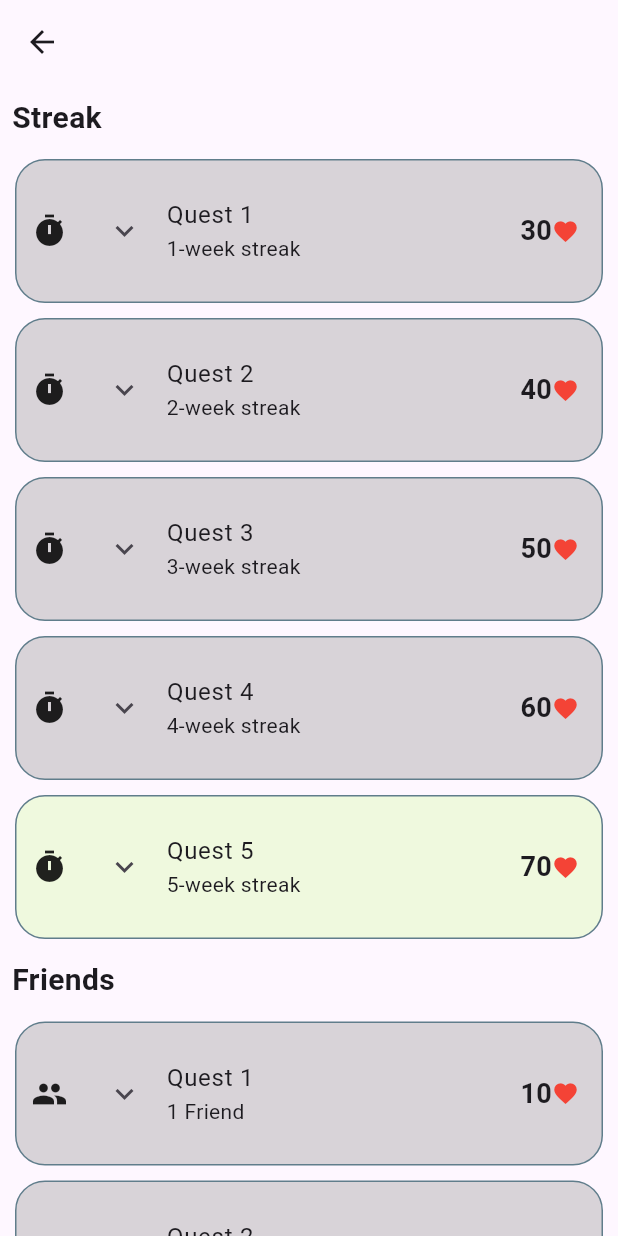
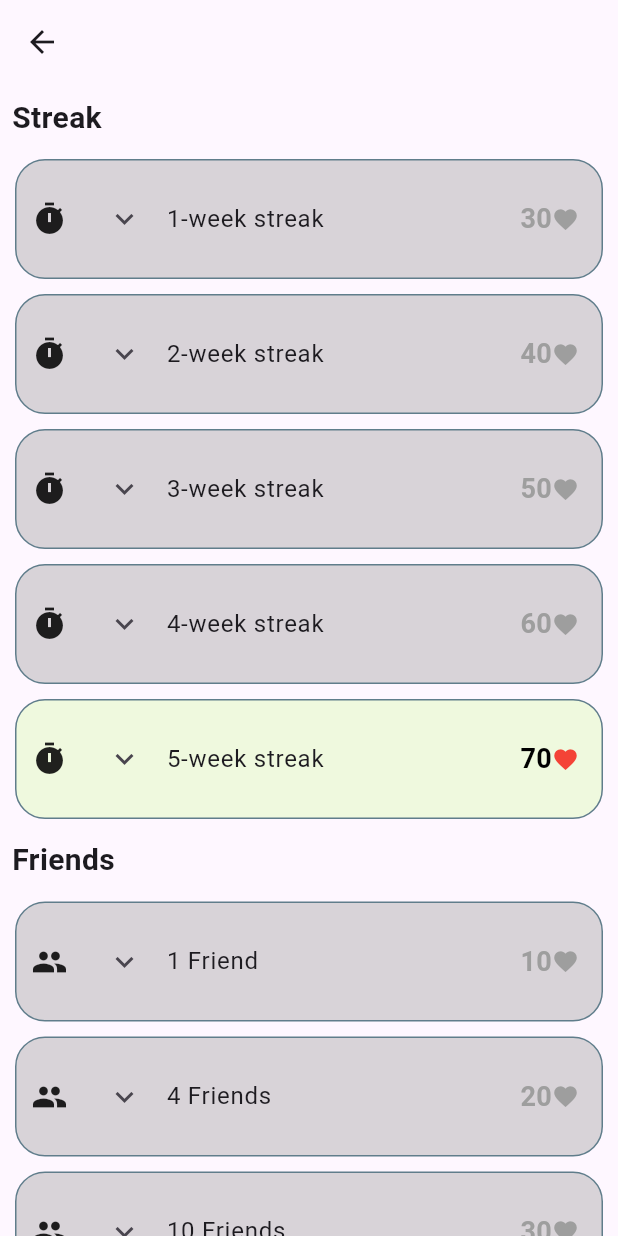
Before and after one commit to pedrotemtem/lifepulse, a Flutter app: the Quests screen opened directly, on a phone screen of 412 x 824 dp. Run offline on Flutter 3.47's test engine with Material 3 defaults, Android fonts, the phone set to English and light mode, and no system bars.

Commit message:
Greyed out hearts after completion

```diff
--- a/lib/states/quests.dart
+++ b/lib/states/quests.dart
@@ -22,24 +22,24 @@ class ExpansionTileExample extends StatefulWidget {
 class _ExpansionTileExampleState extends State<ExpansionTileExample> {
   final List<Map<String, dynamic>> _quests = [
     // Streak group - increasing streak goals
-    {'title': 'Quest 1', 'subtitle': '1-week streak', 'description': 'Complete the 30-minute timer 7 days in a row!', 'icon': Icons.timer, 'group': 'Streak', 'hearts': 30},
-    {'title': 'Quest 2', 'subtitle': '2-week streak', 'description': 'Complete 10 exercises in two weeks!', 'icon': Icons.timer, 'group': 'Streak', 'hearts': 40},
-    {'title': 'Quest 3', 'subtitle': '3-week streak', 'description': 'Complete 15 exercises in three weeks!', 'icon': Icons.timer, 'group': 'Streak', 'hearts': 50},
-    {'title': 'Quest 4', 'subtitle': '4-week streak', 'description': 'Complete 20 exercises in four weeks!', 'icon': Icons.timer, 'group': 'Streak', 'hearts': 60},
-    {'title': 'Quest 5', 'subtitle': '5-week streak', 'description': 'Complete 25 exercises in five weeks!', 'icon': Icons.timer, 'group': 'Streak', 'hearts': 70},
+    {'title': '1-week streak', 'description': 'Complete the 30-minute timer 7 days in a row!', 'icon': Icons.timer, 'group': 'Streak', 'hearts': 30},
+    {'title': '2-week streak', 'description': 'Complete 10 exercises in two weeks!', 'icon': Icons.timer, 'group': 'Streak', 'hearts': 40},
+    {'title': '3-week streak', 'description': 'Complete 15 exercises in three weeks!', 'icon': Icons.timer, 'group': 'Streak', 'hearts': 50},
+    {'title': '4-week streak', 'description': 'Complete 20 exercises in four weeks!', 'icon': Icons.timer, 'group': 'Streak', 'hearts': 60},
+    {'title': '5-week streak', 'description': 'Complete 25 exercises in five weeks!', 'icon': Icons.timer, 'group': 'Streak', 'hearts': 70},
 
     // Friends group - increasing friends goals
-    {'title': 'Quest 1', 'subtitle': '1 Friend', 'description': 'Add your first friend to the app!', 'icon': Icons.group, 'group': 'Friends', 'hearts': 10},
-    {'title': 'Quest 2', 'subtitle': '4 Friends', 'description': 'Add 4 friends to the app!', 'icon': Icons.group, 'group': 'Friends', 'hearts': 20},
-    {'title': 'Quest 3', 'subtitle': '10 Friends', 'description': 'Add 10 friends to the app!', 'icon': Icons.group, 'group': 'Friends', 'hearts': 30},
-    {'title': 'Quest 4', 'subtitle': '15 Friends', 'description': 'Add 15 friends to the app!', 'icon': Icons.group, 'group': 'Friends', 'hearts': 40},
-    {'title': 'Quest 5', 'subtitle': '20 Friends', 'description': 'Add 20 friends to the app!', 'icon': Icons.group, 'group': 'Friends', 'hearts': 50},
+    {'title': '1 Friend', 'description': 'Add your first friend to the app!', 'icon': Icons.group, 'group': 'Friends', 'hearts': 10},
+    {'title': '4 Friends', 'description': 'Add 4 friends to the app!', 'icon': Icons.group, 'group': 'Friends', 'hearts': 20},
+    {'title': '10 Friends', 'description': 'Add 10 friends to the app!', 'icon': Icons.group, 'group': 'Friends', 'hearts': 30},
+    {'title': '15 Friends', 'description': 'Add 15 friends to the app!', 'icon': Icons.group, 'group': 'Friends', 'hearts': 40},
+    {'title': '20 Friends', 'description': 'Add 20 friends to the app!', 'icon': Icons.group, 'group': 'Friends', 'hearts': 50},
 
     // Health group - New health-related quests
-    {'title': 'Quest 1', 'subtitle': 'Hydration Goal', 'description': 'Drink 8 glasses of water every day for a week!', 'icon': Icons.local_drink, 'group': 'Health', 'hearts': 20},
-    {'title': 'Quest 2', 'subtitle': 'Outdoor Exercise', 'description': 'Exercise outdoors for at least 30 minutes every day for a week.', 'icon': Icons.directions_run, 'group': 'Health', 'hearts': 25},
-    {'title': 'Quest 3', 'subtitle': 'Mindfulness Meditation', 'description': 'Practice mindfulness meditation for 15 minutes every day for a week.', 'icon': Icons.spa, 'group': 'Health', 'hearts': 30},
-    {'title': 'Quest 4', 'subtitle': 'Sleep Goal', 'description': 'Sleep at least 7 hours every night for a week.', 'icon': Icons.bedtime, 'group': 'Health', 'hearts': 35},
+    {'title': 'Hydration Goal', 'description': 'Drink 8 glasses of water every day for a week!', 'icon': Icons.local_drink, 'group': 'Health', 'hearts': 20},
+    {'title': 'Outdoor Exercise', 'description': 'Exercise outdoors for at least 30 minutes every day for a week.', 'icon': Icons.directions_run, 'group': 'Health', 'hearts': 25},
+    {'title': 'Mindfulness Meditation', 'description': 'Practice mindfulness meditation for 15 minutes every day for a week.', 'icon': Icons.spa, 'group': 'Health', 'hearts': 30},
+    {'title': 'Sleep Goal', 'description': 'Sleep at least 7 hours every night for a week.', 'icon': Icons.bedtime, 'group': 'Health', 'hearts': 35},
   ];
 
   final Map<String, Color> _groupColors = {
@@ -59,7 +59,7 @@ class _ExpansionTileExampleState extends State<ExpansionTileExample> {
 
   void _validateQuests() {
     for (var quest in _quests) {
-      assert(quest['title'] != null && quest['subtitle'] != null, 'Quest is missing title or subtitle');
+      assert(quest['title'] != null, 'Quest is missing title');
       assert(quest['group'] != null, 'Quest is missing group');
       assert(quest['hearts'] is int, 'Quest hearts should be an integer');
       quest['completed'] ??= false; // Ensure the completed key exists
@@ -69,10 +69,10 @@ class _ExpansionTileExampleState extends State<ExpansionTileExample> {
   bool _isQuestAutomaticallyCompleted(Map<String, dynamic> quest) {
     try {
       if (quest['group'] == 'Streak') {
-        int streakWeeks = int.parse(quest['subtitle']!.split('-')[0]);
+        int streakWeeks = int.parse(quest['title']!.split('-')[0]);
         return streakCountDays >= (streakWeeks * 7);
       } else if (quest['group'] == 'Friends') {
-        int friendsRequired = int.parse(quest['subtitle']!.split(' ')[0]);
+        int friendsRequired = int.parse(quest['title']!.split(' ')[0]);
         return friendsCount >= friendsRequired;
       }
     } catch (e) {
@@ -200,7 +200,6 @@ class _ExpansionTileExampleState extends State<ExpansionTileExample> {
             child: ExpansionTile(
               shape: const RoundedRectangleBorder(),
               title: Text(quest['title']!),
-              subtitle: Text(quest['subtitle']!),
               controlAffinity: ListTileControlAffinity.leading,
               children: <Widget>[ListTile(title: Text(quest['description']!))],
             ),
@@ -211,11 +210,15 @@ class _ExpansionTileExampleState extends State<ExpansionTileExample> {
               children: [
                 Text(
                   '${quest['hearts']}',
-                  style: const TextStyle(fontSize: 18, fontWeight: FontWeight.bold),
+                  style: TextStyle(
+                    fontSize: 18,
+                    fontWeight: FontWeight.bold,
+                    color: (isAutomaticallyCompleted || isManuallyCompleted) ? Colors.grey : Colors.black,
+                  ),
                 ),
-                const Icon(
+                Icon(
                   Icons.favorite,
-                  color: Colors.red,
+                  color: (isAutomaticallyCompleted || isManuallyCompleted) ? Colors.grey : Colors.red,
                   size: 18,
                 ),
               ],
```
